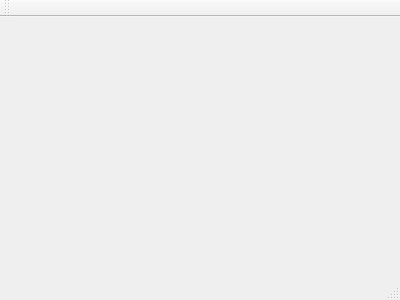
First picture: the form in Udemy_Tut_For_Beginners/SignalsAndSlots/mainwindow.ui, repository KrisToe4/qt, before the edit.
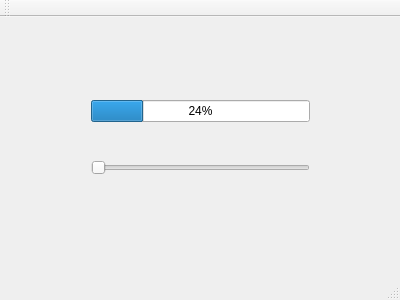
Second picture: the form after the edit.

Commit message: Programmatically add a signal/slot connection

Patch:
```diff
--- a/Udemy_Tut_For_Beginners/SignalsAndSlots/mainwindow.ui
+++ b/Udemy_Tut_For_Beginners/SignalsAndSlots/mainwindow.ui
@@ -12,13 +12,55 @@
   <property name="windowTitle" >
    <string>MainWindow</string>
   </property>
-  <widget class="QMenuBar" name="menuBar" />
-  <widget class="QToolBar" name="mainToolBar" />
-  <widget class="QWidget" name="centralWidget" />
-  <widget class="QStatusBar" name="statusBar" />
+  <widget class="QWidget" name="centralWidget">
+   <widget class="QWidget" name="">
+    <property name="geometry">
+     <rect>
+      <x>80</x>
+      <y>40</y>
+      <width>241</width>
+      <height>161</height>
+     </rect>
+    </property>
+    <layout class="QVBoxLayout" name="verticalLayout">
+     <item>
+      <widget class="QProgressBar" name="progressBar">
+       <property name="value">
+        <number>24</number>
+       </property>
+      </widget>
+     </item>
+     <item>
+      <widget class="QSlider" name="horizontalSlider">
+       <property name="orientation">
+        <enum>Qt::Horizontal</enum>
+       </property>
+      </widget>
+     </item>
+    </layout>
+   </widget>
+  </widget>
+  <widget class="QMenuBar" name="menuBar">
+   <property name="geometry">
+    <rect>
+     <x>0</x>
+     <y>0</y>
+     <width>400</width>
+     <height>21</height>
+    </rect>
+   </property>
+  </widget>
+  <widget class="QToolBar" name="mainToolBar">
+   <attribute name="toolBarArea">
+    <enum>TopToolBarArea</enum>
+   </attribute>
+   <attribute name="toolBarBreak">
+    <bool>false</bool>
+   </attribute>
+  </widget>
+  <widget class="QStatusBar" name="statusBar"/>
  </widget>
- <layoutDefault spacing="6" margin="11" />
- <pixmapfunction></pixmapfunction>
+ <layoutdefault spacing="6" margin="11"/>
  <resources/>
  <connections/>
 </ui>
```
Left out of the diff: 7 changed lines with no effect on the pictures. The commit also changes 1 other file.
